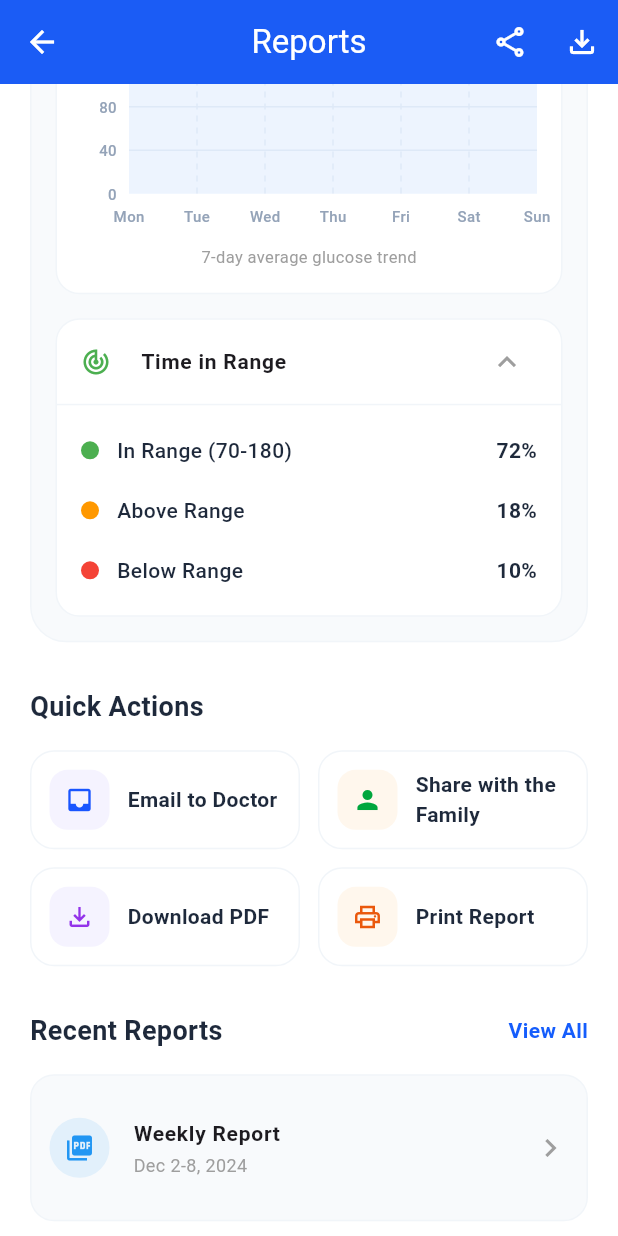
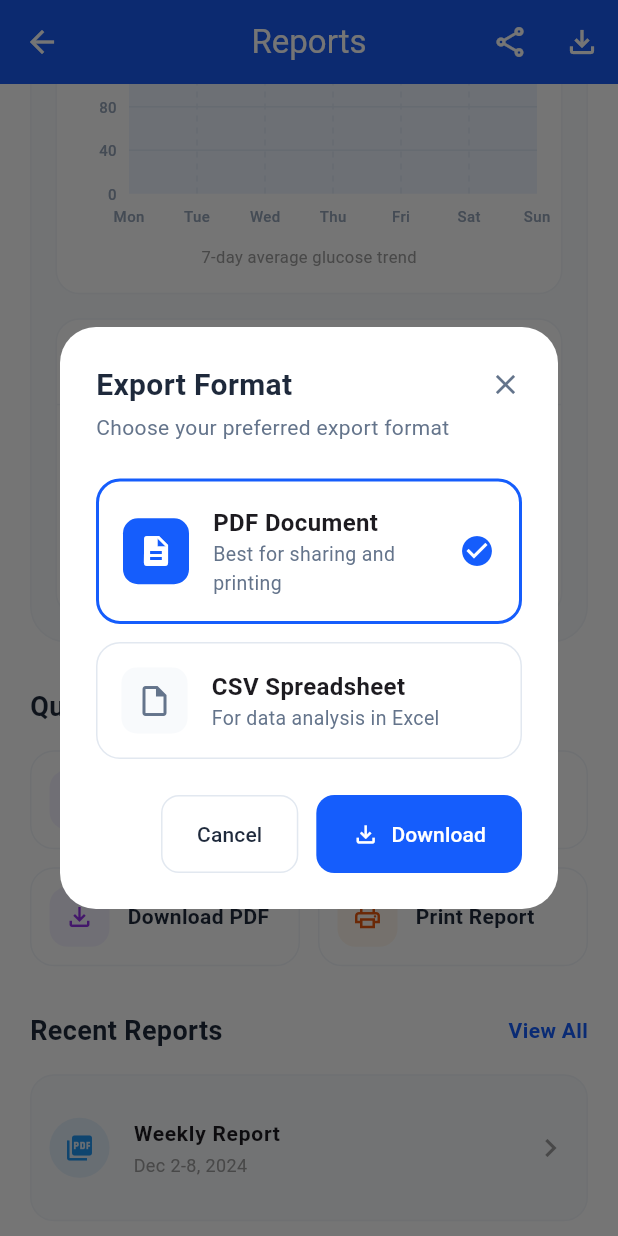
Before and after one commit to IsmailCoder366/Dialens, a Flutter app: the ReportsScreen screen opened directly, scrolled down 1152 dp, after a tap on "Download PDF", on a phone screen of 412 x 824 dp. Run offline on Flutter 3.47's test engine with Material 3 defaults, Android fonts, the phone set to English and light mode, and no system bars; drawn by our look-alikes of fl_chart.

Commit message:
pdf dialog created in quick action section

```diff
--- a/lib/features/reports/screen/reports_screen.dart
+++ b/lib/features/reports/screen/reports_screen.dart
@@ -3,6 +3,7 @@ import 'package:provider/provider.dart';
 import '../../../core/app_colors.dart';
 import '../provider/reports_provider.dart';
 import '../widgets/email_doctor_dialog.dart';
+import '../widgets/export_format_dialog.dart';
 import '../widgets/glucose_graph.dart';
 import '../widgets/metric_card.dart';
 import '../widgets/quick_action_button.dart';
@@ -156,7 +157,12 @@ class ReportsScreen extends StatelessWidget {
                   label: "Download PDF",
                   iconColor: const Color(0xFF9333EA), // Purple
                   iconBgColor: const Color(0xFFF5F3FF), // Soft Purple
-                  onTap: () => print("Download Pressed"),
+                  onTap: () => {
+                    showDialog(
+                      context: context,
+                      builder: (context) => const ExportFormatDialog(),
+                    )
+                },
                 ),
                 const SizedBox(width: 12),
                 QuickActionButton(
--- /dev/null
+++ b/lib/features/reports/widgets/export_format_dialog.dart
@@ -0,0 +1,149 @@
+import 'package:flutter/material.dart';
+
+class ExportFormatDialog extends StatefulWidget {
+  const ExportFormatDialog({super.key});
+
+  @override
+  State<ExportFormatDialog> createState() => _ExportFormatDialogState();
+}
+
+class _ExportFormatDialogState extends State<ExportFormatDialog> {
+  String selectedFormat = 'pdf'; // Default selection
+
+  @override
+  Widget build(BuildContext context) {
+    return Dialog(
+      backgroundColor: Colors.white,
+      shape: RoundedRectangleBorder(borderRadius: BorderRadius.circular(24)),
+      child: ConstrainedBox(
+        constraints: const BoxConstraints(maxWidth: 440),
+        child: Padding(
+          padding: const EdgeInsets.all(24.0),
+          child: Column(
+            mainAxisSize: MainAxisSize.min,
+            crossAxisAlignment: CrossAxisAlignment.start,
+            children: [
+              // Header
+              Row(
+                mainAxisAlignment: MainAxisAlignment.spaceBetween,
+                children: [
+                  const Text("Export Format",
+                      style: TextStyle(fontSize: 20, fontWeight: FontWeight.bold, color: Color(0xFF1E293B))),
+                  GestureDetector(
+                    onTap: () => Navigator.pop(context),
+                    child: const Icon(Icons.close, size: 22, color: Color(0xFF64748B)),
+                  ),
+                ],
+              ),
+              const SizedBox(height: 4),
+              const Text("Choose your preferred export format",
+                  style: TextStyle(fontSize: 14, color: Color(0xFF64748B))),
+
+              const SizedBox(height: 24),
+
+              // PDF Option
+              _buildFormatOption(
+                id: 'pdf',
+                title: "PDF Document",
+                subtitle: "Best for sharing and printing",
+                icon: Icons.description,
+                iconColor: const Color(0xFF155DFC),
+              ),
+
+              const SizedBox(height: 12),
+
+              // CSV Option
+              _buildFormatOption(
+                id: 'csv',
+                title: "CSV Spreadsheet",
+                subtitle: "For data analysis in Excel",
+                icon: Icons.insert_drive_file_outlined,
+                iconColor: const Color(0xFF64748B),
+              ),
+
+              const SizedBox(height: 24),
+
+              // Actions
+              Row(
+                mainAxisAlignment: MainAxisAlignment.end,
+                children: [
+                  OutlinedButton(
+                    onPressed: () => Navigator.pop(context),
+                    style: OutlinedButton.styleFrom(
+                      padding: const EdgeInsets.symmetric(horizontal: 24, vertical: 16),
+                      side: const BorderSide(color: Color(0xFFE2E8F0)),
+                      shape: RoundedRectangleBorder(borderRadius: BorderRadius.circular(12)),
+                    ),
+                    child: const Text("Cancel", style: TextStyle(color: Color(0xFF1E293B))),
+                  ),
+                  const SizedBox(width: 12),
+                  ElevatedButton.icon(
+                    onPressed: () => Navigator.pop(context),
+                    icon: const Icon(Icons.file_download_outlined, size: 18),
+                    label: const Text("Download"),
+                    style: ElevatedButton.styleFrom(
+                      backgroundColor: const Color(0xFF155DFC),
+                      foregroundColor: Colors.white,
+                      elevation: 0,
+                      padding: const EdgeInsets.symmetric(horizontal: 24, vertical: 16),
+                      shape: RoundedRectangleBorder(borderRadius: BorderRadius.circular(12)),
+                    ),
+                  ),
+                ],
+              ),
+            ],
+          ),
+        ),
+      ),
+    );
+  }
+
+  Widget _buildFormatOption({
+    required String id,
+    required String title,
+    required String subtitle,
+    required IconData icon,
+    required Color iconColor,
+  }) {
+    bool isSelected = selectedFormat == id;
+
+    return GestureDetector(
+      onTap: () => setState(() => selectedFormat = id),
+      child: Container(
+        padding: const EdgeInsets.all(16),
+        decoration: BoxDecoration(
+          borderRadius: BorderRadius.circular(16),
+          border: Border.all(
+            color: isSelected ? const Color(0xFF155DFC) : const Color(0xFFE2E8F0),
+            width: isSelected ? 2 : 1,
+          ),
+          color: Colors.white,
+        ),
+        child: Row(
+          children: [
+            Container(
+              padding: const EdgeInsets.all(10),
+              decoration: BoxDecoration(
+                color: isSelected ? const Color(0xFF155DFC) : const Color(0xFFF8FAFC),
+                borderRadius: BorderRadius.circular(10),
+              ),
+              child: Icon(icon, color: isSelected ? Colors.white : iconColor, size: 24),
+            ),
+            const SizedBox(width: 16),
+            Expanded(
+              child: Column(
+                crossAxisAlignment: CrossAxisAlignment.start,
+                children: [
+                  Text(title, style: const TextStyle(fontWeight: FontWeight.bold, fontSize: 16)),
+                  Text(subtitle, style: const TextStyle(color: Color(0xFF64748B), fontSize: 13)),
+                ],
+              ),
+            ),
+            if (isSelected)
+              const Icon(Icons.check_circle, color: Color(0xFF155DFC), size: 24),
+          ],
+        ),
+      ),
+    );
+  }
+}
```
